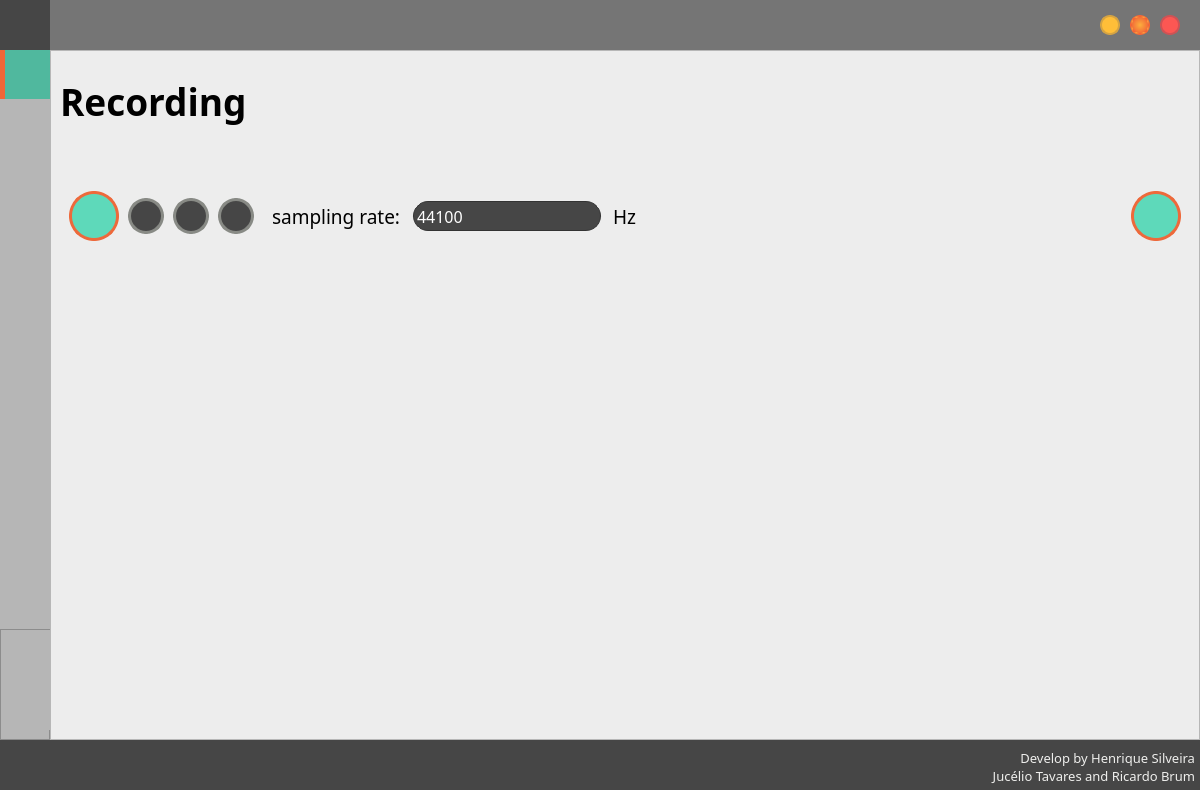
First picture: the form in Forms/form.ui, repository henriquealende/PsychoBox, before the edit.
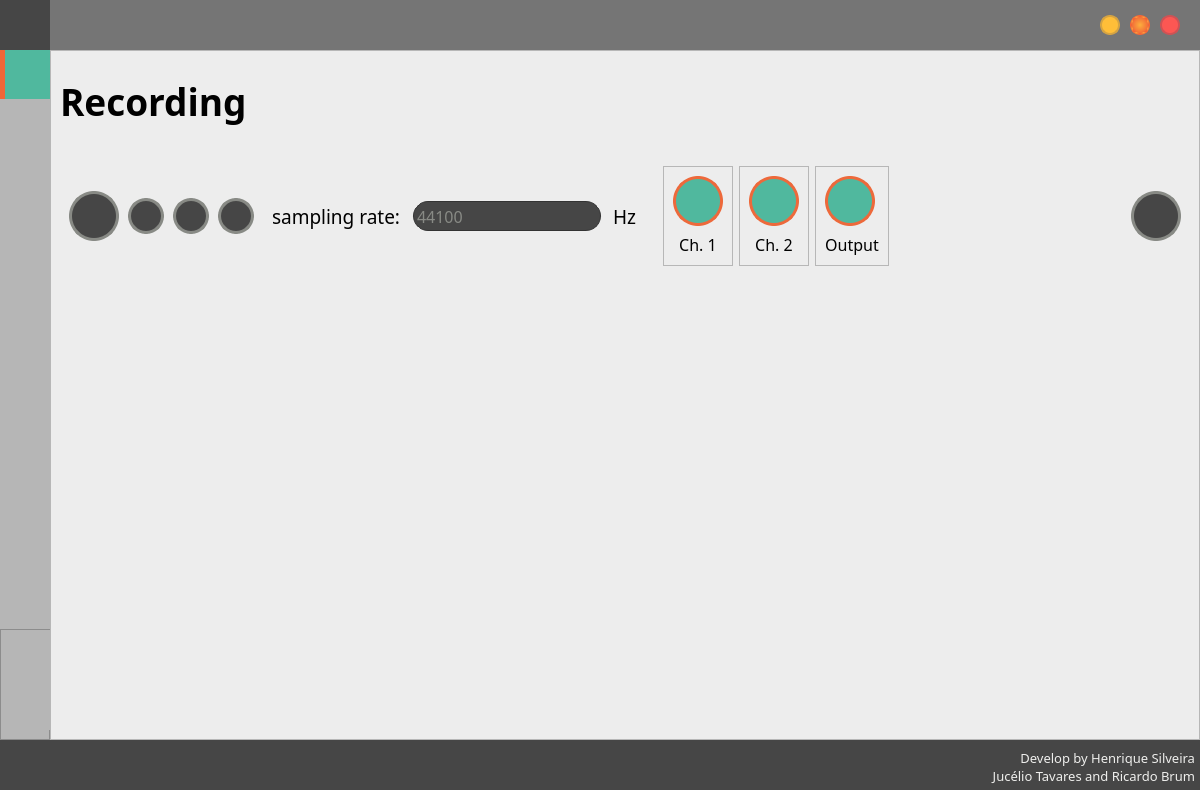
Second picture: the form after the edit. Icons and pictures are not drawn.

Commit message: set microphones to recorder and source to play audio

```diff
--- a/Forms/form.ui
+++ b/Forms/form.ui
@@ -1899,7 +1899,7 @@
                       <item>
                        <widget class="QPushButton" name="recordingButton_2">
                         <property name="enabled">
-                         <bool>true</bool>
+                         <bool>false</bool>
                         </property>
                         <property name="minimumSize">
                          <size>
@@ -1943,13 +1943,16 @@
                         </property>
                         <property name="iconSize">
                          <size>
-                          <width>32</width>
+                          <width>30</width>
                           <height>32</height>
                          </size>
                         </property>
                         <property name="checkable">
                          <bool>true</bool>
                         </property>
+                        <property name="checked">
+                         <bool>false</bool>
+                        </property>
                        </widget>
                       </item>
                       <item>
@@ -2170,6 +2173,9 @@
                          </item>
                          <item>
                           <widget class="QComboBox" name="samplingRate_Combo">
+                           <property name="enabled">
+                            <bool>false</bool>
+                           </property>
                            <property name="minimumSize">
                             <size>
                              <width>208</width>
@@ -2253,9 +2259,304 @@
                      <property name="frameShadow">
                       <enum>QFrame::Raised</enum>
                      </property>
-                     <layout class="QVBoxLayout" name="verticalLayout_19">
-                      <item alignment="Qt::AlignRight">
+                     <layout class="QHBoxLayout" name="horizontalLayout_20">
+                      <property name="topMargin">
+                       <number>0</number>
+                      </property>
+                      <property name="bottomMargin">
+                       <number>0</number>
+                      </property>
+                      <item>
+                       <widget class="QFrame" name="frame_24">
+                        <property name="frameShape">
+                         <enum>QFrame::StyledPanel</enum>
+                        </property>
+                        <property name="frameShadow">
+                         <enum>QFrame::Raised</enum>
+                        </property>
+                        <layout class="QVBoxLayout" name="verticalLayout_19">
+                         <item>
+                          <widget class="QPushButton" name="setMicrophone_1">
+                           <property name="enabled">
+                            <bool>true</bool>
+                           </property>
+                           <property name="minimumSize">
+                            <size>
+                             <width>50</width>
+                             <height>50</height>
+                            </size>
+                           </property>
+                           <property name="maximumSize">
+                            <size>
+                             <width>50</width>
+                             <height>50</height>
+                            </size>
+                           </property>
+                           <property name="styleSheet">
+                            <string notr="true">QPushButton{
+
+	border-radius:25px;
+}
+QPushButton:hover {
+	background-color: rgb(79,186,160);
+	border: 3px solid rgb(0,124,132);
+}
+
+QPushButton:pressed {
+	background-color: rgb(241, 102, 55)
+}
+
+QPushButton:disabled{
+	background-color: rgb(70,70,70);
+	border: 3px solid rgb(136,138,133);
+}
+
+QPushButton:checked{
+	  background-color: rgb(94, 217, 186);
+}
+</string>
+                           </property>
+                           <property name="text">
+                            <string/>
+                           </property>
+                           <property name="icon">
+                            <iconset resource="../Resources/resourceGui.qrc">
+                             <normaloff>:/icons/img/microfone_w.png</normaloff>
+                             <normalon>:/icons/img/microfone.png</normalon>:/icons/img/microfone_w.png</iconset>
+                           </property>
+                           <property name="iconSize">
+                            <size>
+                             <width>26</width>
+                             <height>26</height>
+                            </size>
+                           </property>
+                           <property name="checkable">
+                            <bool>true</bool>
+                           </property>
+                           <property name="checked">
+                            <bool>false</bool>
+                           </property>
+                          </widget>
+                         </item>
+                         <item>
+                          <widget class="QLabel" name="label_8">
+                           <property name="font">
+                            <font>
+                             <family>PF BeauSans Pro</family>
+                             <pointsize>12</pointsize>
+                            </font>
+                           </property>
+                           <property name="text">
+                            <string>Ch. 1</string>
+                           </property>
+                           <property name="alignment">
+                            <set>Qt::AlignCenter</set>
+                           </property>
+                          </widget>
+                         </item>
+                        </layout>
+                       </widget>
+                      </item>
+                      <item>
+                       <widget class="QFrame" name="frame_25">
+                        <property name="frameShape">
+                         <enum>QFrame::StyledPanel</enum>
+                        </property>
+                        <property name="frameShadow">
+                         <enum>QFrame::Raised</enum>
+                        </property>
+                        <layout class="QVBoxLayout" name="verticalLayout_20">
+                         <item>
+                          <widget class="QPushButton" name="setMicrophone_2">
+                           <property name="enabled">
+                            <bool>true</bool>
+                           </property>
+                           <property name="minimumSize">
+                            <size>
+                             <width>50</width>
+                             <height>50</height>
+                            </size>
+                           </property>
+                           <property name="maximumSize">
+                            <size>
+                             <width>50</width>
+                             <height>50</height>
+                            </size>
+                           </property>
+                           <property name="styleSheet">
+                            <string notr="true">QPushButton{
+
+	border-radius:25px;
+}
+QPushButton:hover {
+	background-color: rgb(79,186,160);
+	border: 3px solid rgb(0,124,132);
+}
+
+QPushButton:pressed {
+	background-color: rgb(241, 102, 55)
+}
+
+QPushButton:disabled{
+	background-color: rgb(70,70,70);
+	border: 3px solid rgb(136,138,133);
+}
+
+QPushButton:checked{
+	  background-color: rgb(94, 217, 186);
+}
+</string>
+                           </property>
+                           <property name="text">
+                            <string/>
+                           </property>
+                           <property name="icon">
+                            <iconset resource="../Resources/resourceGui.qrc">
+                             <normaloff>:/icons/img/microfone_w.png</normaloff>
+                             <normalon>:/icons/img/microfone.png</normalon>:/icons/img/microfone_w.png</iconset>
+                           </property>
+                           <property name="iconSize">
+                            <size>
+                             <width>26</width>
+                             <height>26</height>
+                            </size>
+                           </property>
+                           <property name="checkable">
+                            <bool>true</bool>
+                           </property>
+                           <property name="checked">
+                            <bool>false</bool>
+                           </property>
+                          </widget>
+                         </item>
+                         <item>
+                          <widget class="QLabel" name="label_10">
+                           <property name="font">
+                            <font>
+                             <family>PF BeauSans Pro</family>
+                             <pointsize>12</pointsize>
+                            </font>
+                           </property>
+                           <property name="text">
+                            <string>Ch. 2</string>
+                           </property>
+                           <property name="alignment">
+                            <set>Qt::AlignCenter</set>
+                           </property>
+                          </widget>
+                         </item>
+                        </layout>
+                       </widget>
+                      </item>
+                      <item>
+                       <widget class="QFrame" name="frame_26">
+                        <property name="frameShape">
+                         <enum>QFrame::StyledPanel</enum>
+                        </property>
+                        <property name="frameShadow">
+                         <enum>QFrame::Raised</enum>
+                        </property>
+                        <layout class="QVBoxLayout" name="verticalLayout_21">
+                         <item>
+                          <widget class="QPushButton" name="setSource_1">
+                           <property name="enabled">
+                            <bool>true</bool>
+                           </property>
+                           <property name="minimumSize">
+                            <size>
+                             <width>50</width>
+                             <height>50</height>
+                            </size>
+                           </property>
+                           <property name="maximumSize">
+                            <size>
+                             <width>50</width>
+                             <height>50</height>
+                            </size>
+                           </property>
+                           <property name="styleSheet">
+                            <string notr="true">QPushButton{
+
+	border-radius:25px;
+}
+QPushButton:hover {
+	background-color: rgb(79,186,160);
+	border: 3px solid rgb(0,124,132);
+}
+
+QPushButton:pressed {
+	background-color: rgb(241, 102, 55)
+}
+
+QPushButton:disabled{
+	background-color: rgb(70,70,70);
+	border: 3px solid rgb(136,138,133);
+}
+
+QPushButton:checked{
+	  background-color: rgb(94, 217, 186);
+}
+</string>
+                           </property>
+                           <property name="text">
+                            <string/>
+                           </property>
+                           <property name="icon">
+                            <iconset resource="../Resources/resourceGui.qrc">
+                             <normaloff>:/icons/img/dodecaedro.png</normaloff>
+                             <normalon>:/icons/img/dodecaedro_o.png</normalon>:/icons/img/dodecaedro.png</iconset>
+                           </property>
+                           <property name="iconSize">
+                            <size>
+                             <width>32</width>
+                             <height>32</height>
+                            </size>
+                           </property>
+                           <property name="checkable">
+                            <bool>true</bool>
+                           </property>
+                           <property name="checked">
+                            <bool>false</bool>
+                           </property>
+                          </widget>
+                         </item>
+                         <item>
+                          <widget class="QLabel" name="label_11">
+                           <property name="font">
+                            <font>
+                             <family>PF BeauSans Pro</family>
+                             <pointsize>12</pointsize>
+                            </font>
+                           </property>
+                           <property name="text">
+                            <string>Output</string>
+                           </property>
+                           <property name="alignment">
+                            <set>Qt::AlignCenter</set>
+                           </property>
+                          </widget>
+                         </item>
+                        </layout>
+                       </widget>
+                      </item>
+                      <item>
+                       <spacer name="horizontalSpacer_3">
+                        <property name="orientation">
+                         <enum>Qt::Horizontal</enum>
+                        </property>
+                        <property name="sizeHint" stdset="0">
+                         <size>
+                          <width>244</width>
+                          <height>20</height>
+                         </size>
+                        </property>
+                       </spacer>
+                      </item>
+                      <item>
                        <widget class="QPushButton" name="exportAudioButton">
+                        <property name="enabled">
+                         <bool>false</bool>
+                        </property>
                         <property name="minimumSize">
                          <size>
                           <width>50</width>
```
Left out of the diff: 5 changed lines with no effect on the pictures. The commit also changes 19 other files.
